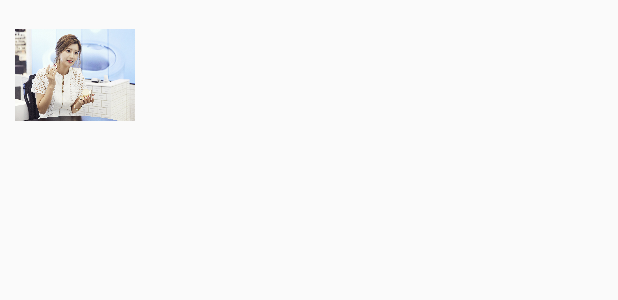
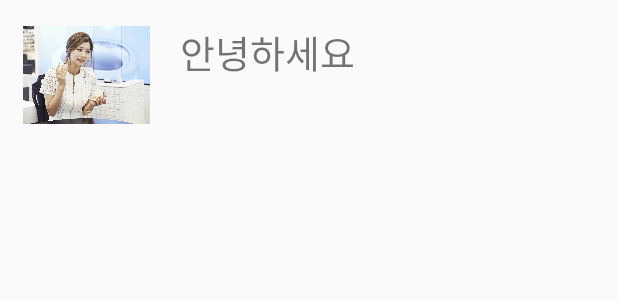
Before and after one commit to hyleekr9580/MyAndroid01, an Android app: the layout dhtest01.xml on its own in the app's theme, with its tools: preview values and no code run, on a phone screen of 412 x 824 dp. Shown: the top 300 px of the screen. Run offline under Robolectric (Android 15) with nearby library versions, the phone set to English and light mode, and no system bars.

Commit message:
리스트엑티비티

```diff
--- a/app/src/main/AndroidManifest.xml
+++ b/app/src/main/AndroidManifest.xml
@@ -8,14 +8,17 @@
         android:label="@string/app_name"
         android:supportsRtl="true"
         android:theme="@style/AppTheme">
-        <activity android:name=".MainActivity">
+        <activity android:name=".MainListActivity">
             <intent-filter>
                 <action android:name="android.intent.action.MAIN" />
+
                 <category android:name="android.intent.category.LAUNCHER" />
             </intent-filter>
         </activity>
+        <activity android:name=".MainActivity" />
         <activity android:name=".ScrollActivity" />
         <activity android:name=".SecoundActivity" />
+        <activity android:name=".Main2Activity"></activity>
     </application>
 
 </manifest>
--- a/app/src/main/java/kr/contentsstudio/myfirstandroidapp/MainActivity.java
+++ b/app/src/main/java/kr/contentsstudio/myfirstandroidapp/MainActivity.java
@@ -11,6 +11,7 @@ import android.widget.TextView;
 import android.widget.Toast;
 
 public class MainActivity extends AppCompatActivity implements View.OnClickListener, CompoundButton.OnCheckedChangeListener {
+//public class MainActivity extends AppCompatActivity {
 
     public static final String TAG = MainActivity.class.getSimpleName();
     private TextView mTextView;
@@ -58,14 +59,52 @@ public class MainActivity extends AppCompatActivity implements View.OnClickListe
         mAgeEditText.getText();
 
 
-        //세컨드 엑티비티로 전환하겠다는 intent
+        //세컨드 엑티비티로 전환하겠다는 인텐트(intent)
         Intent intent = new Intent(this, SecoundActivity.class);
 
         // 이름 나이를 가져와서 intent에 추가
         intent.putExtra("name", mNameEditText.getText().toString());
         intent.putExtra("age", mAgeEditText.getText().toString());
 
+
         //intent의 정보를 토대로 다른 엑티비티 실행
         startActivity(intent);
     }
-}
+
+
+    //  메인에서 어플 종료
+    public void noTouch() {
+    }
+
+
+//    public boolean onKeyDown(int keycode, KeyEvent event) {
+//        if (keycode == KeyEvent.KEYCODE_BACK) {
+//            setAlertMessageToClose();
+//        } else {
+//            noTouch();
+//        }
+//        return true;
+//    }
+
+//    private void setAlertMessageToClose() {
+//        AlertDialog.Builder builder;
+//        Resources res = getResources();
+//        String sText = res.getString(R.string.app_name);
+//
+//        builder = new AlertDialog.Builder(this);
+//        builder.setMessage(sText + "을(를) 종료하시겠습니까?").setCancelable(false)
+//                .setPositiveButton("종료", new DialogInterface.OnClickListener() {
+//                    public void onClick(DialogInterface dialog, int id) {
+//                        dialog.dismiss();
+//                        moveTaskToBack(true);
+//                        android.os.Process.killProcess(android.os.Process.myPid());
+//                    }
+//                }).setNegativeButton("취소", new DialogInterface.OnClickListener() {
+//            public void onClick(DialogInterface dialog, int id) {
+//                dialog.cancel();
+//            }
+//        });
+//        builder.create();
+//        builder.show();
+
+    }
--- a/app/src/main/java/kr/contentsstudio/myfirstandroidapp/SecoundActivity.java
+++ b/app/src/main/java/kr/contentsstudio/myfirstandroidapp/SecoundActivity.java
@@ -36,6 +36,7 @@ public class SecoundActivity extends AppCompatActivity implements View.OnClickLi
             String name = intent.getStringExtra("name");
             String age = intent.getStringExtra("age");
 
+
             mNameTextView.setText(mNameTextView.getText().toString() + name);
             mAgeTextView.setText(mAgeTextView.getText().toString() + age);
 
@@ -50,5 +51,7 @@ public class SecoundActivity extends AppCompatActivity implements View.OnClickLi
         // 현재 엑티비티 종료 한다. backkey 누른것과 동일하다.
         Toast.makeText(SecoundActivity.this, "종료합니다.", Toast.LENGTH_SHORT).show();
         finish();
+
+
     }
 }
--- a/app/src/main/res/layout/dhtest01.xml
+++ b/app/src/main/res/layout/dhtest01.xml
@@ -5,25 +5,46 @@
     android:orientation="vertical">
 
     <LinearLayout
+        android:id="@+id/img00001"
         android:layout_width="100dp"
         android:layout_height="100dp">
 
-        <LinearLayout
-            android:layout_width="80dp"
-            android:layout_height="80dp"
-            android:layout_marginLeft="10dp"
-            android:layout_marginTop="10dp">
+        <RelativeLayout
+            android:layout_width="match_parent"
+            android:layout_height="match_parent"
+            android:paddingBottom="15dp"
+            android:paddingLeft="15dp"
+            android:paddingTop="15dp">
+
+
+            <ImageView
+
+                android:layout_width="match_parent"
+                android:layout_height="match_parent"
+                android:layout_alignParentRight="true"
+                android:src="@drawable/u" />
 
             <LinearLayout
                 android:layout_width="match_parent"
-                android:layout_height="wrap_content">
+                android:layout_height="match_parent"
+                android:layout_alignParentBottom="true"
+                android:layout_centerHorizontal="true"
+                android:orientation="horizontal"></LinearLayout>
+        </RelativeLayout>
 
-                <ImageView
-                    android:layout_width="match_parent"
-                    android:layout_height="match_parent"
-                    android:src="@drawable/u" />
-            </LinearLayout>
-        </LinearLayout>
     </LinearLayout>
 
+    <RelativeLayout
+        android:layout_width="match_parent"
+        android:layout_height="wrap_content"
+        android:layout_marginLeft="20dp"
+        android:layout_toRightOf="@id/img00001">
+
+        <TextView
+            android:layout_width="match_parent"
+            android:layout_height="wrap_content"
+            android:paddingTop="15dp"
+            android:text="안녕하세요"
+            android:textSize="25sp" />
+    </RelativeLayout>
 </RelativeLayout>
```
